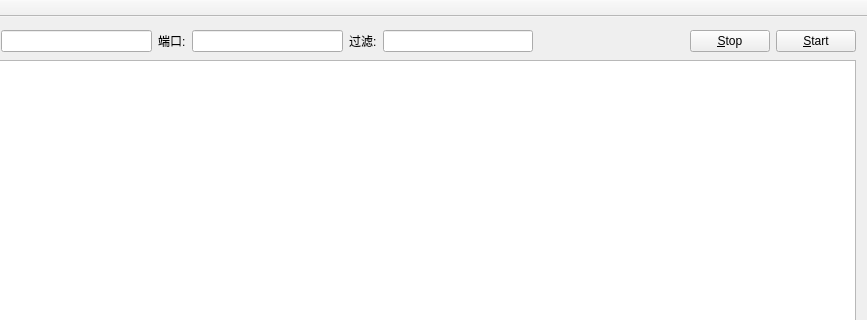
This is mainwindow.ui in CaoPeng/sniffer_QT as Qt 5 draws it before an edit; both pictures show x 163 to 1030 and y 0 to 320 of the 1030 by 633 pixel window. The edited form follows.
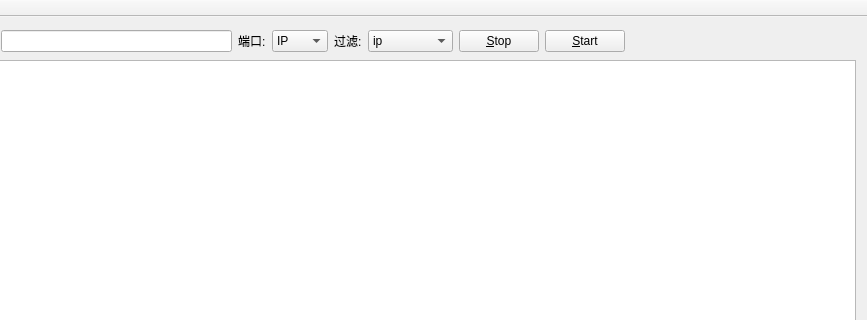
This is the edited form.

Patch:
```diff
--- a/mainwindow.ui
+++ b/mainwindow.ui
@@ -55,7 +55,23 @@
        </widget>
       </item>
       <item>
-       <widget class="QLineEdit" name="portLineEdit"/>
+       <widget class="QComboBox" name="comboBoxPort">
+        <item>
+         <property name="text">
+          <string>IP</string>
+         </property>
+        </item>
+        <item>
+         <property name="text">
+          <string>ARP</string>
+         </property>
+        </item>
+        <item>
+         <property name="text">
+          <string>UDP</string>
+         </property>
+        </item>
+       </widget>
       </item>
       <item>
        <widget class="QLabel" name="labelFilter">
@@ -65,7 +81,46 @@
        </widget>
       </item>
       <item>
-       <widget class="QLineEdit" name="filterLineEdit"/>
+       <widget class="QComboBox" name="comboBoxFilter">
+        <property name="maximumSize">
+         <size>
+          <width>85</width>
+          <height>16777215</height>
+         </size>
+        </property>
+        <property name="styleSheet">
+         <string notr="true"/>
+        </property>
+        <item>
+         <property name="text">
+          <string>ip</string>
+         </property>
+        </item>
+        <item>
+         <property name="text">
+          <string>tcp port 21</string>
+         </property>
+        </item>
+        <item>
+         <property name="text">
+          <string>tcp</string>
+         </property>
+        </item>
+       </widget>
+      </item>
+      <item>
+       <widget class="QPushButton" name="stopButton">
+        <property name="text">
+         <string>&amp;Stop</string>
+        </property>
+       </widget>
+      </item>
+      <item>
+       <widget class="QPushButton" name="startButton">
+        <property name="text">
+         <string>&amp;Start</string>
+        </property>
+       </widget>
       </item>
       <item>
        <spacer name="horizontalSpacer">
@@ -80,20 +135,6 @@
         </property>
        </spacer>
       </item>
-      <item>
-       <widget class="QPushButton" name="stopButton">
-        <property name="text">
-         <string>&amp;Stop</string>
-        </property>
-       </widget>
-      </item>
-      <item>
-       <widget class="QPushButton" name="startButton">
-        <property name="text">
-         <string>&amp;Start</string>
-        </property>
-       </widget>
-      </item>
      </layout>
     </item>
     <item>
```
